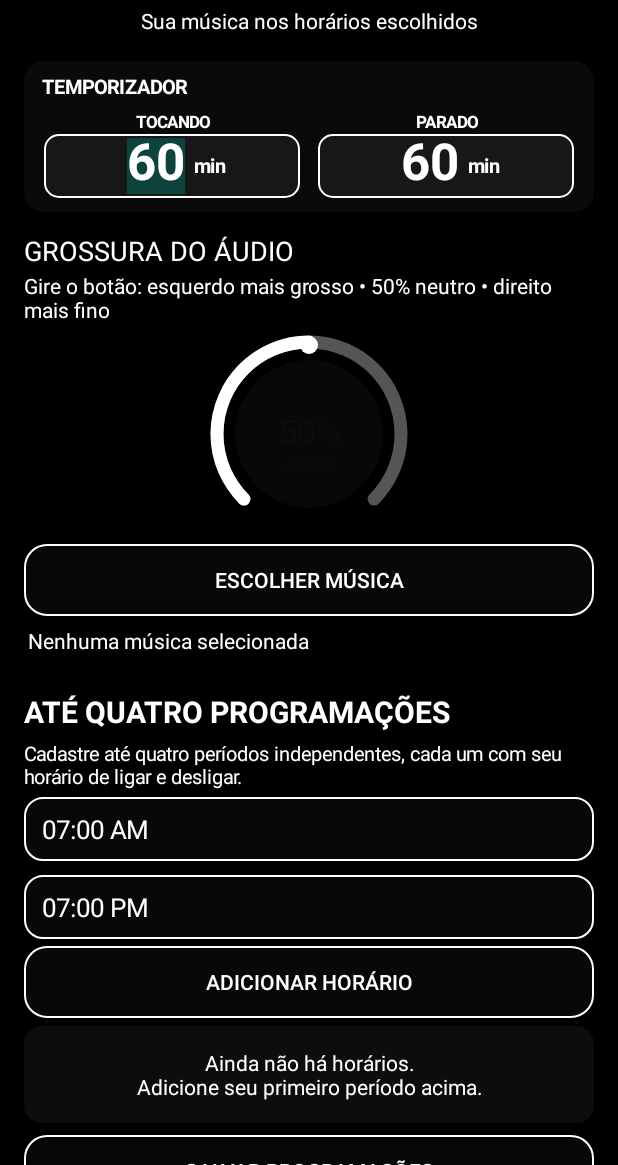
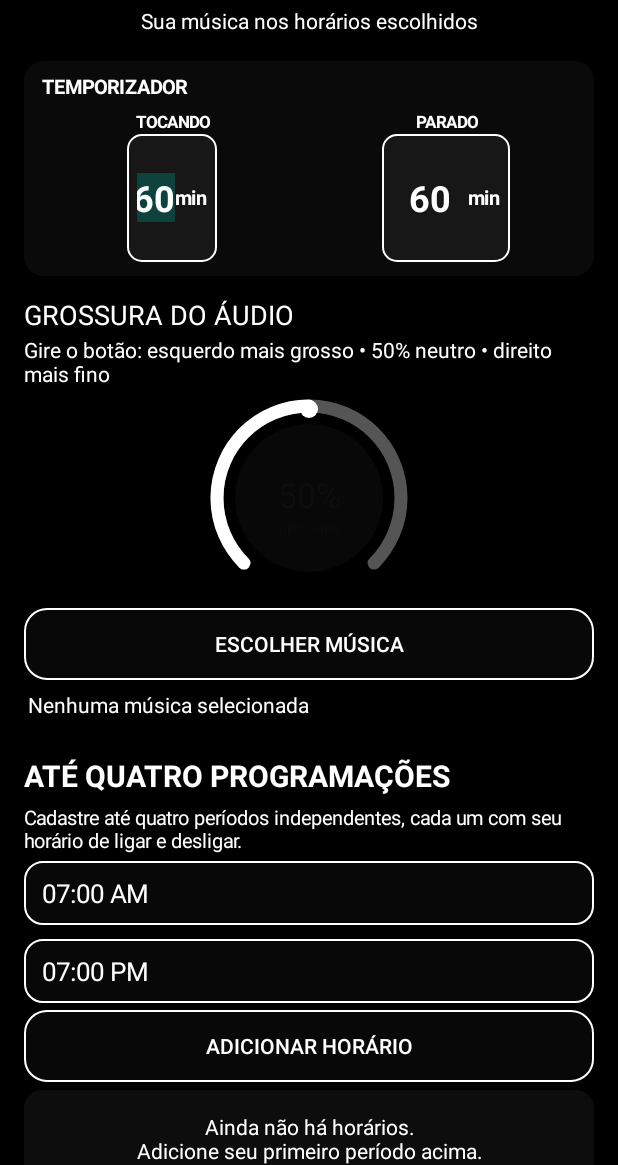
Before and after one commit to marvesanttos-dotcom/contador-flexoes., an Android app: the screen it shows after launch (MainActivity), on a phone screen of 412 x 824 dp, the part 71-1236 px from its top. Run offline under Robolectric (Android 15) with nearby library versions, the phone set to English and light mode, and no system bars.

Commit message:
Aumenta altura e reduz largura dos campos do temporizador

```diff
--- a/app/src/main/java/br/com/playerprogramado/MainActivity.java
+++ b/app/src/main/java/br/com/playerprogramado/MainActivity.java
@@ -61,15 +61,15 @@ public class MainActivity extends Activity {
         LinearLayout playingTile=new LinearLayout(this); playingTile.setOrientation(LinearLayout.VERTICAL); playingTile.setGravity(Gravity.CENTER); playingTile.setPadding(4,2,4,2);
         TextView playingLabel=new TextView(this); playingLabel.setText("TOCANDO"); playingLabel.setTextSize(11); playingLabel.setTypeface(null,1); playingLabel.setTextColor(0xFFFFFFFF); playingLabel.setGravity(Gravity.CENTER); playingTile.addView(playingLabel,new LinearLayout.LayoutParams(-1,24));
         LinearLayout playingBalloon=new LinearLayout(this); playingBalloon.setOrientation(LinearLayout.HORIZONTAL); playingBalloon.setGravity(Gravity.CENTER); playingBalloon.setPadding(10,4,10,4); GradientDrawable playingBg=roundedBackground(0xFF171717,14); playingBg.setStroke(2,0xFFFFFFFF); playingBalloon.setBackground(playingBg);
-        onMinutesField=new EditText(this); onMinutesField.setSingleLine(true); onMinutesField.setInputType(2); onMinutesField.setText(String.valueOf(prefs.getInt("cycle_on",60))); styleMinuteField(onMinutesField,""); onMinutesField.setTextSize(34); onMinutesField.setTypeface(null,1); onMinutesField.setTextColor(0xFFFFFFFF); onMinutesField.setBackgroundColor(0x00000000); onMinutesField.setSelectAllOnFocus(true); playingBalloon.addView(onMinutesField,new LinearLayout.LayoutParams(76,56));
-        TextView onUnit=new TextView(this); onUnit.setText("min"); onUnit.setTextSize(13); onUnit.setTypeface(null,1); onUnit.setTextColor(0xFFFFFFFF); playingBalloon.addView(onUnit); playingTile.addView(playingBalloon,new LinearLayout.LayoutParams(-1,64));
-        timerFields.addView(playingTile,new LinearLayout.LayoutParams(0,92,1));
+        onMinutesField=new EditText(this); onMinutesField.setSingleLine(true); onMinutesField.setInputType(2); onMinutesField.setText(String.valueOf(prefs.getInt("cycle_on",60))); styleMinuteField(onMinutesField,""); onMinutesField.setTextSize(24); onMinutesField.setTypeface(null,1); onMinutesField.setTextColor(0xFFFFFFFF); onMinutesField.setBackgroundColor(0x00000000); onMinutesField.setSelectAllOnFocus(true); playingBalloon.addView(onMinutesField,new LinearLayout.LayoutParams(38,112));
+        TextView onUnit=new TextView(this); onUnit.setText("min"); onUnit.setTextSize(13); onUnit.setTypeface(null,1); onUnit.setTextColor(0xFFFFFFFF); playingBalloon.addView(onUnit); playingTile.addView(playingBalloon,new LinearLayout.LayoutParams(-2,128));
+        timerFields.addView(playingTile,new LinearLayout.LayoutParams(0,156,1));
         LinearLayout stoppedTile=new LinearLayout(this); stoppedTile.setOrientation(LinearLayout.VERTICAL); stoppedTile.setGravity(Gravity.CENTER); stoppedTile.setPadding(4,2,4,2);
         TextView stoppedLabel=new TextView(this); stoppedLabel.setText("PARADO"); stoppedLabel.setTextSize(11); stoppedLabel.setTypeface(null,1); stoppedLabel.setTextColor(0xFFFFFFFF); stoppedLabel.setGravity(Gravity.CENTER); stoppedTile.addView(stoppedLabel,new LinearLayout.LayoutParams(-1,24));
         LinearLayout stoppedBalloon=new LinearLayout(this); stoppedBalloon.setOrientation(LinearLayout.HORIZONTAL); stoppedBalloon.setGravity(Gravity.CENTER); stoppedBalloon.setPadding(10,4,10,4); GradientDrawable stoppedBg=roundedBackground(0xFF171717,14); stoppedBg.setStroke(2,0xFFFFFFFF); stoppedBalloon.setBackground(stoppedBg);
-        offMinutesField=new EditText(this); offMinutesField.setSingleLine(true); offMinutesField.setInputType(2); offMinutesField.setText(String.valueOf(prefs.getInt("cycle_off",60))); styleMinuteField(offMinutesField,""); offMinutesField.setTextSize(34); offMinutesField.setTypeface(null,1); offMinutesField.setTextColor(0xFFFFFFFF); offMinutesField.setBackgroundColor(0x00000000); offMinutesField.setSelectAllOnFocus(true); stoppedBalloon.addView(offMinutesField,new LinearLayout.LayoutParams(76,56));
-        TextView offUnit=new TextView(this); offUnit.setText("min"); offUnit.setTextSize(13); offUnit.setTypeface(null,1); offUnit.setTextColor(0xFFFFFFFF); stoppedBalloon.addView(offUnit); stoppedTile.addView(stoppedBalloon,new LinearLayout.LayoutParams(-1,64));
-        LinearLayout.LayoutParams stoppedParams=new LinearLayout.LayoutParams(0,92,1); stoppedParams.setMargins(10,0,0,0); timerFields.addView(stoppedTile,stoppedParams);
+        offMinutesField=new EditText(this); offMinutesField.setSingleLine(true); offMinutesField.setInputType(2); offMinutesField.setText(String.valueOf(prefs.getInt("cycle_off",60))); styleMinuteField(offMinutesField,""); offMinutesField.setTextSize(24); offMinutesField.setTypeface(null,1); offMinutesField.setTextColor(0xFFFFFFFF); offMinutesField.setBackgroundColor(0x00000000); offMinutesField.setSelectAllOnFocus(true); stoppedBalloon.addView(offMinutesField,new LinearLayout.LayoutParams(76,56));
+        TextView offUnit=new TextView(this); offUnit.setText("min"); offUnit.setTextSize(13); offUnit.setTypeface(null,1); offUnit.setTextColor(0xFFFFFFFF); stoppedBalloon.addView(offUnit); stoppedTile.addView(stoppedBalloon,new LinearLayout.LayoutParams(-2,128));
+        LinearLayout.LayoutParams stoppedParams=new LinearLayout.LayoutParams(0,156,1); stoppedParams.setMargins(10,0,0,0); timerFields.addView(stoppedTile,stoppedParams);
         TextView toneTitle=new TextView(this); toneTitle.setText("GROSSURA DO ÁUDIO"); toneTitle.setTextSize(18); toneTitle.setTextColor(0xFFFFFFFF); toneTitle.setPadding(0,12,0,2); root.addView(toneTitle);
         TextView toneHint=new TextView(this); toneHint.setText("Gire o botão: esquerdo mais grosso • 50% neutro • direito mais fino"); root.addView(toneHint);
         ToneKnob toneControl=new ToneKnob(this); toneControl.setValue(prefs.getInt("tone",50)); LinearLayout.LayoutParams knobParams=new LinearLayout.LayoutParams(220,220); knobParams.gravity=Gravity.CENTER; root.addView(toneControl,knobParams);
@@ -117,7 +117,7 @@ public class MainActivity extends Activity {
                 t.setHintTextColor(0xFFBDBDBD);
                 if(view==onMinutesField || view==offMinutesField){
                     t.setTextColor(0xFFFFFFFF);
-                    t.setTextSize(34);
+                    t.setTextSize(24);
                     t.setTypeface(null,1);
                     t.setGravity(Gravity.CENTER);
                     t.setPadding(0,0,0,0);
```
